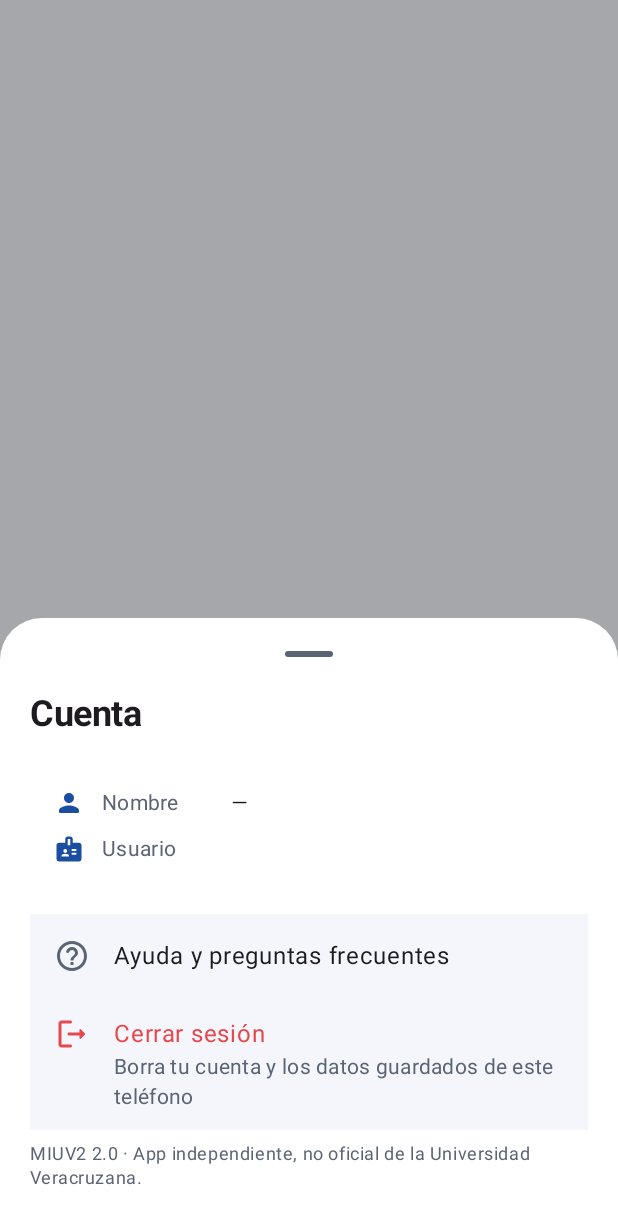
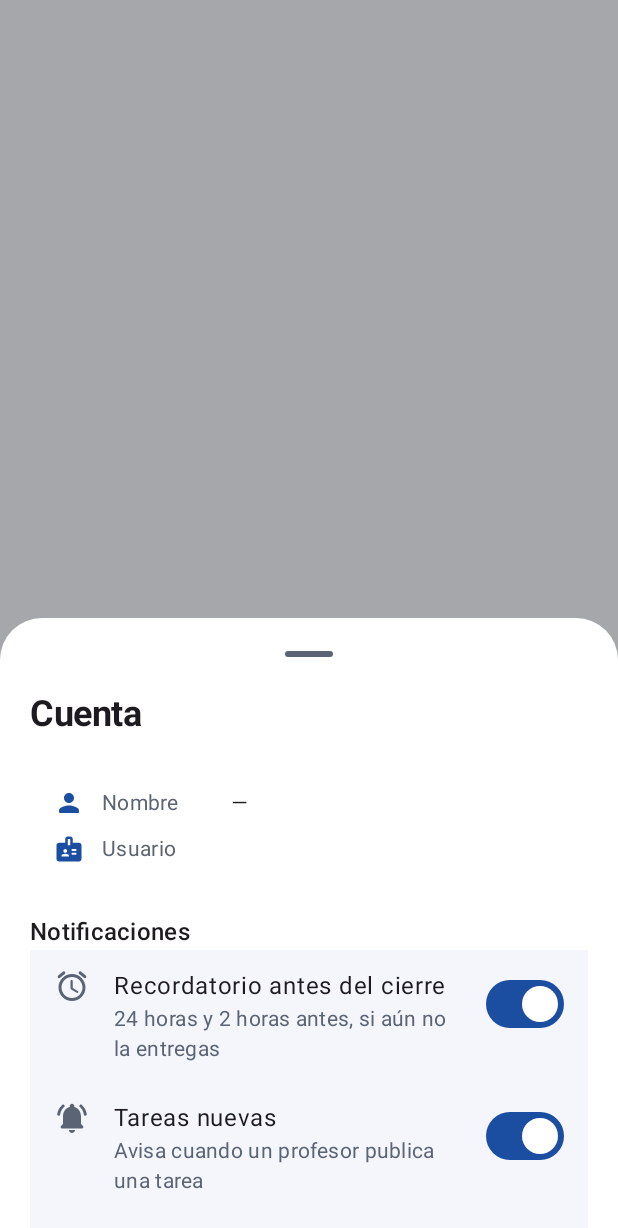
Before and after one commit to MilioGa/MIUV2, an Android app built with Jetpack Compose: the composable Ajustes shown on its own in the app's theme, on a phone screen of 412 x 824 dp. Shown: the top 1228 px of the screen. Run offline under Robolectric (Android 15) with nearby library versions, the phone set to English and light mode, and no system bars.

Commit message:
Notificaciones: recordatorio antes del cierre y tareas nuevas

```diff
--- a/app/build.gradle.kts
+++ b/app/build.gradle.kts
@@ -10,8 +10,8 @@ android {
         applicationId = "mx.uv.miuv2"
         minSdk = 26
         targetSdk = 35
-        versionCode = 2
-        versionName = "2.0"
+        versionCode = 3
+        versionName = "2.1"
     }
     buildTypes {
         release { isMinifyEnabled = false; signingConfig = signingConfigs.getByName("debug") }
--- a/app/src/main/java/mx/uv/miuv2/ui/Pantallas.kt
+++ b/app/src/main/java/mx/uv/miuv2/ui/Pantallas.kt
@@ -333,6 +333,17 @@ fun Ajustes(onCerrar: () -> Unit, onSalir: () -> Unit, onAyuda: () -> Unit) {
                 Dato(Icons.Rounded.Badge, "Usuario", Repo.usuario())
             }
             Spacer(Modifier.height(12.dp))
+            Text("Notificaciones", style = MaterialTheme.typography.titleMedium)
+            var cierre by remember { mutableStateOf(Repo.avisarCierre) }
+            var nuevas by remember { mutableStateOf(Repo.avisarNuevas) }
+            ListItem(headlineContent = { Text("Recordatorio antes del cierre") },
+                supportingContent = { Text("24 horas y 2 horas antes, si aún no la entregas") },
+                leadingContent = { Icon(Icons.Rounded.Alarm, null) },
+                trailingContent = { Switch(cierre, { cierre = it; Repo.avisarCierre = it }) })
+            ListItem(headlineContent = { Text("Tareas nuevas") },
+                supportingContent = { Text("Avisa cuando un profesor publica una tarea") },
+                leadingContent = { Icon(Icons.Rounded.NotificationsActive, null) },
+                trailingContent = { Switch(nuevas, { nuevas = it; Repo.avisarNuevas = it }) })
             ListItem(headlineContent = { Text("Ayuda y preguntas frecuentes") }, leadingContent = { Icon(Icons.Rounded.HelpOutline, null) },
                 modifier = Modifier.clickable(onClick = onAyuda))
             ListItem(headlineContent = { Text("Cerrar sesión", color = MaterialTheme.colorScheme.error) },
@@ -340,7 +351,7 @@ fun Ajustes(onCerrar: () -> Unit, onSalir: () -> Unit, onAyuda: () -> Unit) {
                 leadingContent = { Icon(Icons.Rounded.Logout, null, tint = MaterialTheme.colorScheme.error) },
                 modifier = Modifier.clickable { confirmar = true })
             Spacer(Modifier.height(8.dp))
-            Text("MIUV2 2.0 · App independiente, no oficial de la Universidad Veracruzana.", style = MaterialTheme.typography.bodySmall,
+            Text("MIUV2 2.1 · App independiente, no oficial de la Universidad Veracruzana.", style = MaterialTheme.typography.bodySmall,
                 color = MaterialTheme.colorScheme.onSurfaceVariant)
         }
     }
```
Also changed, not shown: app/src/main/java/mx/uv/miuv2/data/Notificar.kt (+16 -3 lines), app/src/main/java/mx/uv/miuv2/data/Repo.kt (+71 -8 lines), 1 other file.
